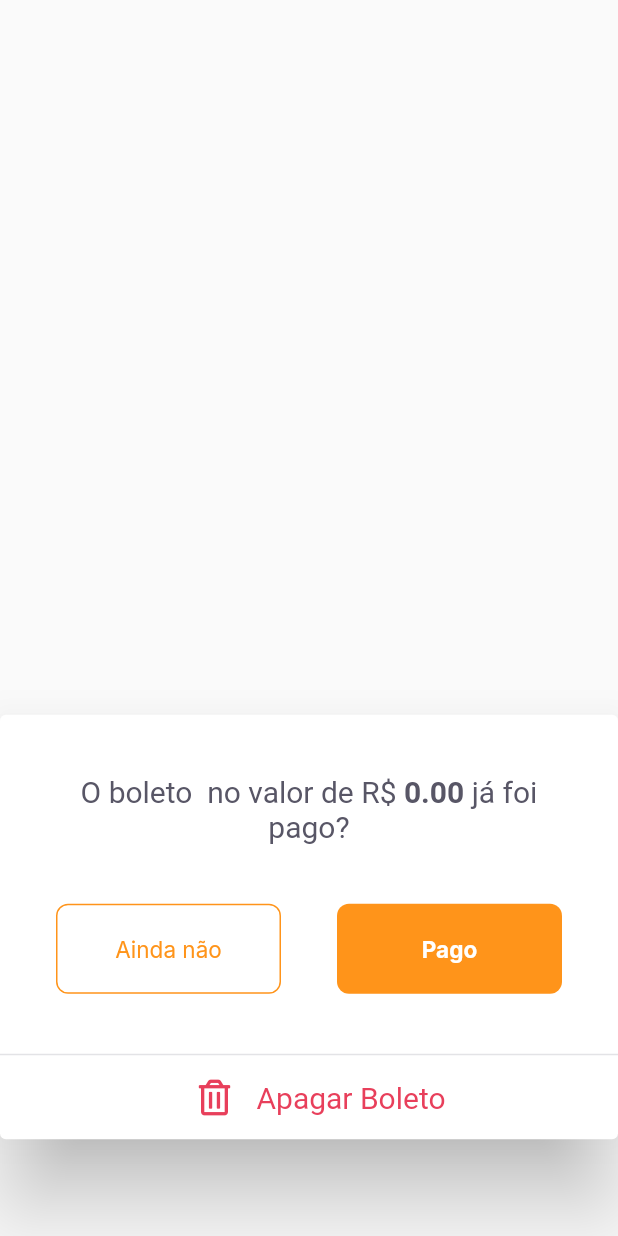
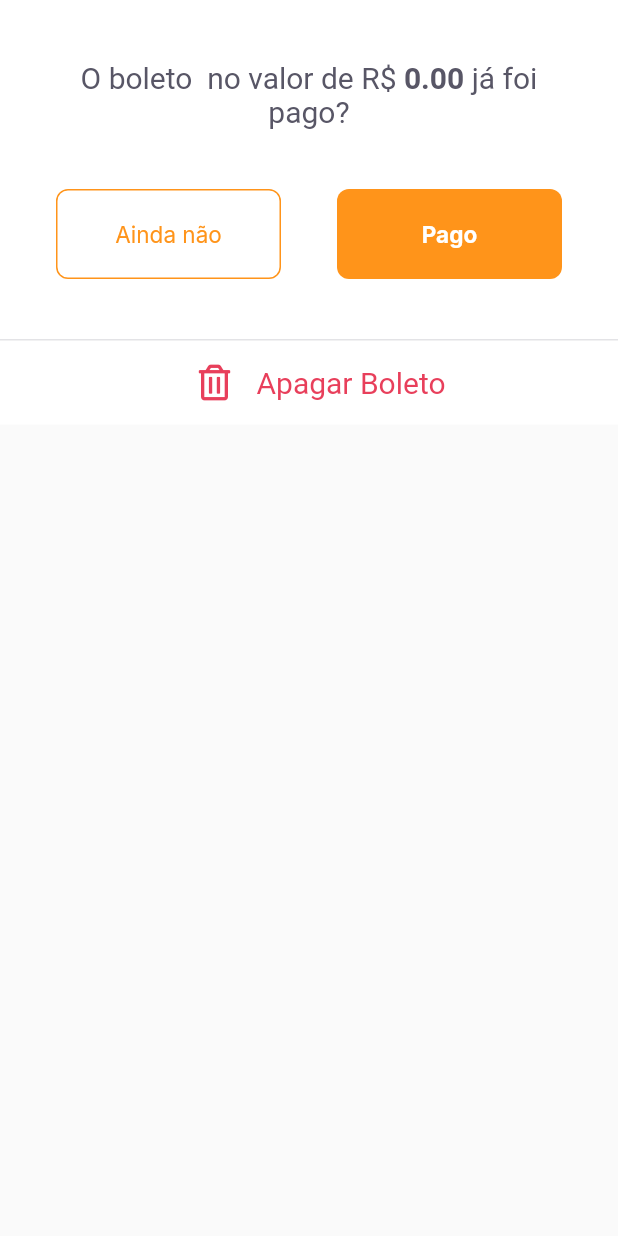
Before and after one commit to gabriwill/NLW-together-payflow-flutter, a Flutter app: the BoletoDialog widget shown alone on an empty page, opened directly with empty values, on a phone screen of 412 x 824 dp. Run offline on Flutter 3.47's test engine with Material 2 defaults, Android fonts, the phone set to English and light mode, and no system bars; our stand-ins replace camera, firebase_core, flutter_masked_text2, font_awesome_flutter, google_fonts, google_sign_in and 2 more; missing offline and left inert: animated_card, google_ml_kit; accounts and stored records are empty; network calls fail.

Commit message:
change the boleto dialog to modalBottomSheet

```diff
--- a/lib/shared/widgets/boletodialog/boletodialog.dart
+++ b/lib/shared/widgets/boletodialog/boletodialog.dart
@@ -3,6 +3,7 @@ import 'package:font_awesome_flutter/font_awesome_flutter.dart';
 import 'package:payflow/shared/models/boletomodel.dart';
 import 'package:payflow/shared/themes/appcolors.dart';
 import 'package:payflow/shared/themes/apptextstyles.dart';
+import 'package:payflow/shared/widgets/bottomsheet/bottomsheet.dart';
 
 class BoletoDialog extends StatelessWidget {
   final BoletoModel boleto;
@@ -10,12 +11,11 @@ class BoletoDialog extends StatelessWidget {
 
   @override
   Widget build(BuildContext context) {
-    final heightScreen = MediaQuery.of(context).size.height;
-    return Dialog(
-      insetPadding:
-          EdgeInsets.only(right: 0, left: 0, bottom: 0, top: heightScreen / 2),
-      child: SingleChildScrollView(
-        child: Column(
+    return BottomSheet(
+      backgroundColor: AppColors.background,
+      onClosing: () {},
+      builder: (context) => Column(
+        mainAxisSize: MainAxisSize.min,
         children: [
           Padding(
             padding: const EdgeInsets.all(40),
@@ -115,7 +115,6 @@ class BoletoDialog extends StatelessWidget {
           )
         ],
       ),
-      ),
     );
   }
 }
--- a/lib/shared/widgets/boletolist/boletolist.dart
+++ b/lib/shared/widgets/boletolist/boletolist.dart
@@ -34,7 +34,7 @@ class _BoletoListState extends State<BoletoList> {
                         duration: Duration(milliseconds: 400),
                         child: GestureDetector(
                           onLongPress: () {
-                            showDialog(
+                            showModalBottomSheet(
                                 context: context,
                                 builder: (context) => BoletoDialog(
                                       boleto: e,
```
Lines whose indentation alone changed are shown as unchanged.
